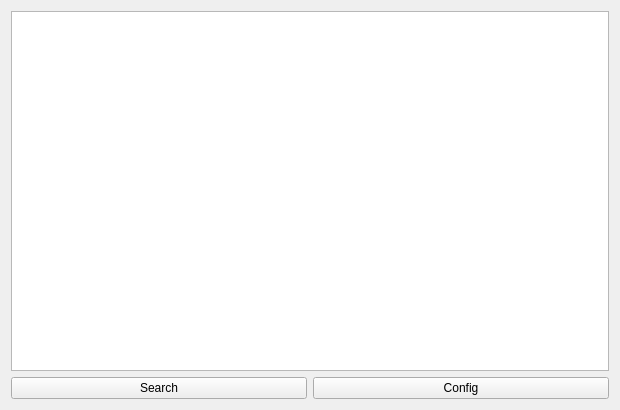
Before: the Qt Designer form avogadro/qtplugins/mongochem/mongochemwidget.ui in OpenChemistry/avogadrolibs, drawn with Qt 5.
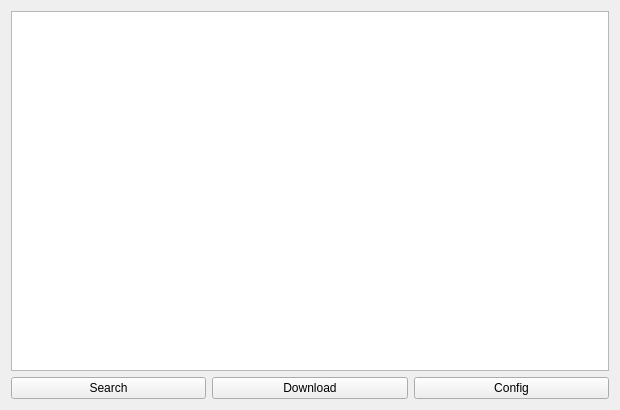
After: the same form once the commit is applied.

Commit message:
Added ability to download molecules
A "Download" button was added at the bottom of the widget so
that if a row is selected, the molecule in that row may be
downloaded and set in Avogadro2.

If the molecule has a name, the name will be used in Avogadro2
as well. If it does not have a name, the formula will be used.

What changed in the file:
```diff
--- a/avogadro/qtplugins/mongochem/mongochemwidget.ui
+++ b/avogadro/qtplugins/mongochem/mongochemwidget.ui
@@ -27,15 +27,18 @@
      </property>
     </widget>
    </item>
-   <item row="1" column="1">
+   <item row="1" column="2">
     <widget class="QPushButton" name="pushConfig">
      <property name="text">
       <string>Config</string>
      </property>
     </widget>
    </item>
-   <item row="0" column="0" colspan="2">
+   <item row="0" column="0" colspan="3">
     <widget class="QTableView" name="tableMolecules">
+     <property name="selectionMode">
+      <enum>QAbstractItemView::SingleSelection</enum>
+     </property>
      <property name="selectionBehavior">
       <enum>QAbstractItemView::SelectRows</enum>
      </property>
@@ -50,6 +53,13 @@
      </attribute>
     </widget>
    </item>
+   <item row="1" column="1">
+    <widget class="QPushButton" name="pushDownload">
+     <property name="text">
+      <string>Download</string>
+     </property>
+    </widget>
+   </item>
   </layout>
  </widget>
  <resources/>
```
The commit also changes 4 other files.
